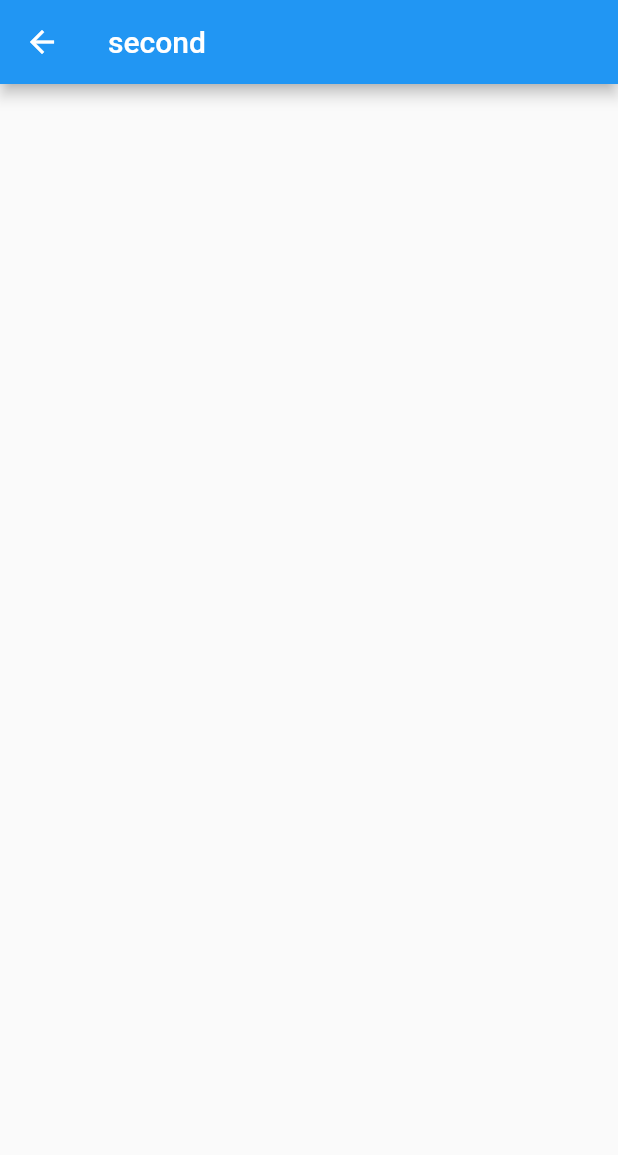
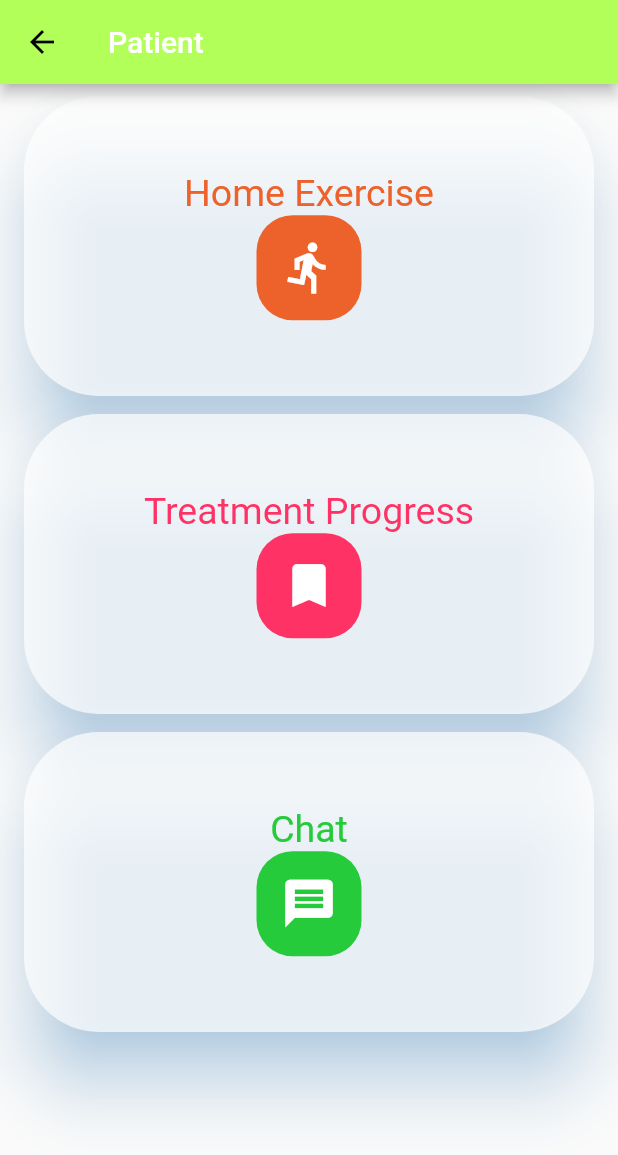
Before and after one commit to nivnaory/homephiys, a Flutter app: the PatientHomePage screen opened directly, on a phone screen of 412 x 824 dp. Shown: the top 1155 px of the screen. Run offline on Flutter 3.47's test engine with Material 2 defaults, Android fonts, the phone set to English and light mode, and no system bars.

Commit message:
create patient home page and connect it to the home page

```diff
--- a/lib/PatientHomePage.dart
+++ b/lib/PatientHomePage.dart
@@ -1,14 +1,86 @@
 
 import 'package:flutter/material.dart';
+import 'package:flutter_staggered_grid_view/flutter_staggered_grid_view.dart';
+class PatientHomePage extends StatefulWidget {
+  _PatientHomePageState createState() => _PatientHomePageState();
 
-class PatientHomePage extends StatelessWidget{
-  @override
-  Widget build(BuildContext context) {
-    return Scaffold(
-      appBar:AppBar(
-        title:Text("second"),
+}
+
+class _PatientHomePageState extends State<PatientHomePage>{
+
+  Material myItems(IconData icon, String heading, int color){
+
+    return Material(
+      color: Colors.white70,
+      elevation: 20.0,
+      shadowColor: Color(0x802196F3),
+      borderRadius: BorderRadius.circular(50.0),
+      child:Padding(
+        padding: const EdgeInsets.all(50.0),
+        child: Row(
+          mainAxisAlignment: MainAxisAlignment.center,
+          children: <Widget>[
+            Column(
+              mainAxisAlignment: MainAxisAlignment.center,
+              children: <Widget>[
+                Text(heading,
+                style: TextStyle(
+                color: new Color(color),
+                fontSize: 25.0
+                ),
+                ),
+                Material(
+                  color: new Color(color),
+                  borderRadius: BorderRadius.circular(24.0),
+                  child: Padding(
+                    padding: const EdgeInsets.all(16.0),
+                    child: Icon(
+                      icon, color: Colors.white,
+                      size: 38.0,
+                    ),
+
+                  ),
+                )
+              ],
+            )
+          ],
+        ),
       ),
     );
   }
 
+  @override
+  Widget build(BuildContext context) {
+    // TODO: implement build
+    return Scaffold(
+      appBar:AppBar(
+        title: Text('Patient',
+        style: TextStyle(
+        color: Colors.white
+        ),
+      ),
+      ),
+      body:StaggeredGridView.count(
+          crossAxisCount: 2,
+          crossAxisSpacing: 12.0,
+          mainAxisSpacing: 12.0,
+        padding: EdgeInsets.symmetric(horizontal: 16.0, vertical: 8.0),
+        children: <Widget>[
+          myItems(Icons.directions_run, "Home Exercise", 0xffed622b),
+          myItems(Icons.bookmark, "Treatment Progress", 0xffff3266),
+          myItems(Icons.message, "Chat", 0xff26cb3c),
+
+        ],
+        staggeredTiles: [
+          StaggeredTile.extent(2, 200.0),
+          StaggeredTile.extent(2, 200.0),
+          StaggeredTile.extent(2, 200.0),
+
+        ],
+      ),
+    );
+  }
+
+
+
 }
--- a/lib/loginScreen.dart
+++ b/lib/loginScreen.dart
@@ -81,9 +81,8 @@ class LoginScreenState extends State<LoginScreen> {
               elevation: 7.0,
               child:GestureDetector(
                 onTap:(){
-                  //
-                  //Navigator.push(context,
-                    //  MaterialPageRoute(builder:(context)=>PatientHomePage()));
+                  Navigator.push(context,
+                      MaterialPageRoute(builder:(context)=>PatientHomePage()));
                 },
                 child:Center(
                   child:Text(
--- a/lib/main.dart
+++ b/lib/main.dart
@@ -1,5 +1,6 @@
 import 'package:flutter/cupertino.dart';
 import 'package:flutter/material.dart';
+import 'package:homephiys/PatientHomePage.dart';
 import 'loginScreen.dart';
 
 void main() => runApp(MyApp());
@@ -9,8 +10,11 @@ class MyApp extends StatelessWidget {
   @override
   Widget build(BuildContext context) {
     return MaterialApp(
+      debugShowCheckedModeBanner: false,
       title: 'Flutter Login UI',
-      debugShowCheckedModeBanner: false,
+      theme: ThemeData(
+    primaryColor: Colors.lightGreenAccent
+    ),
       home: LoginScreen(),
     );
   }
--- a/pubspec.yaml
+++ b/pubspec.yaml
@@ -25,9 +25,12 @@ dependencies:
     sdk: flutter
 
 
+
+
   # The following adds the Cupertino Icons font to your application.
   # Use with the CupertinoIcons class for iOS style icons.
   cupertino_icons: ^0.1.3
+  flutter_staggered_grid_view: "^0.3.2"
 
 dev_dependencies:
   flutter_test:
```
Also changed, not shown: pubspec.lock.
